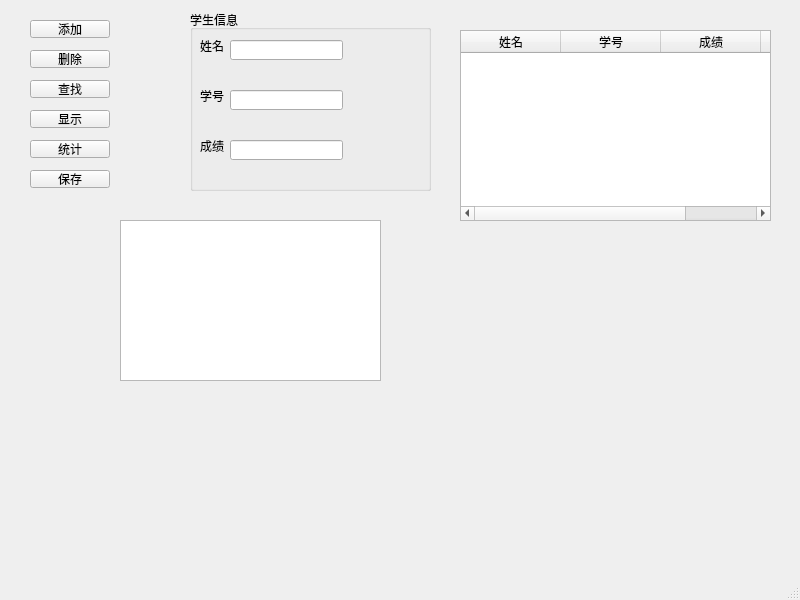
The window that mainwindow.ui (yyx123-code/StudentManageSystem) describes before a commit, drawn with Qt 5.
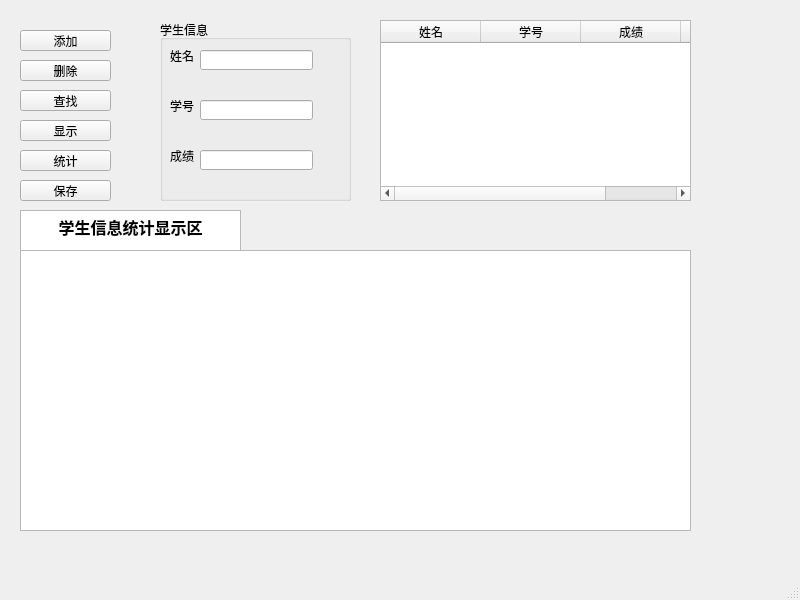
The same window after the commit.

Diff of the .ui file:
```diff
--- a/mainwindow.ui
+++ b/mainwindow.ui
@@ -17,10 +17,10 @@
    <widget class="QPushButton" name="btnAdd">
     <property name="geometry">
      <rect>
-      <x>30</x>
-      <y>20</y>
-      <width>80</width>
-      <height>18</height>
+      <x>20</x>
+      <y>30</y>
+      <width>91</width>
+      <height>21</height>
      </rect>
     </property>
     <property name="text">
@@ -30,10 +30,10 @@
    <widget class="QPushButton" name="btnDelete">
     <property name="geometry">
      <rect>
-      <x>30</x>
-      <y>50</y>
-      <width>80</width>
-      <height>18</height>
+      <x>20</x>
+      <y>60</y>
+      <width>91</width>
+      <height>21</height>
      </rect>
     </property>
     <property name="text">
@@ -43,10 +43,10 @@
    <widget class="QPushButton" name="btnFind">
     <property name="geometry">
      <rect>
-      <x>30</x>
-      <y>80</y>
-      <width>80</width>
-      <height>18</height>
+      <x>20</x>
+      <y>90</y>
+      <width>91</width>
+      <height>21</height>
      </rect>
     </property>
     <property name="text">
@@ -56,10 +56,10 @@
    <widget class="QPushButton" name="btnShowAll">
     <property name="geometry">
      <rect>
-      <x>30</x>
-      <y>110</y>
-      <width>80</width>
-      <height>18</height>
+      <x>20</x>
+      <y>120</y>
+      <width>91</width>
+      <height>21</height>
      </rect>
     </property>
     <property name="text">
@@ -69,10 +69,10 @@
    <widget class="QPushButton" name="btnStats">
     <property name="geometry">
      <rect>
-      <x>30</x>
-      <y>140</y>
-      <width>80</width>
-      <height>18</height>
+      <x>20</x>
+      <y>150</y>
+      <width>91</width>
+      <height>21</height>
      </rect>
     </property>
     <property name="text">
@@ -82,10 +82,10 @@
    <widget class="QPushButton" name="btnSave">
     <property name="geometry">
      <rect>
-      <x>30</x>
-      <y>170</y>
-      <width>80</width>
-      <height>18</height>
+      <x>20</x>
+      <y>180</y>
+      <width>91</width>
+      <height>21</height>
      </rect>
     </property>
     <property name="text">
@@ -95,9 +95,9 @@
    <widget class="QGroupBox" name="groupBox">
     <property name="geometry">
      <rect>
-      <x>190</x>
-      <y>10</y>
-      <width>241</width>
+      <x>160</x>
+      <y>20</y>
+      <width>191</width>
       <height>181</height>
      </rect>
     </property>
@@ -177,10 +177,10 @@
    <widget class="QTableWidget" name="tableStudents">
     <property name="geometry">
      <rect>
-      <x>460</x>
-      <y>30</y>
+      <x>380</x>
+      <y>20</y>
       <width>311</width>
-      <height>191</height>
+      <height>181</height>
      </rect>
     </property>
     <property name="rowCount">
@@ -213,13 +213,33 @@
    <widget class="QTextEdit" name="textStats">
     <property name="geometry">
      <rect>
-      <x>120</x>
-      <y>220</y>
-      <width>261</width>
-      <height>161</height>
+      <x>20</x>
+      <y>250</y>
+      <width>671</width>
+      <height>281</height>
      </rect>
     </property>
    </widget>
+   <widget class="QTextEdit" name="textEdit">
+    <property name="geometry">
+     <rect>
+      <x>20</x>
+      <y>210</y>
+      <width>221</width>
+      <height>41</height>
+     </rect>
+    </property>
+    <property name="html">
+     <string>&lt;!DOCTYPE HTML PUBLIC &quot;-//W3C//DTD HTML 4.0//EN&quot; &quot;http://www.w3.org/TR/REC-html40/strict.dtd&quot;&gt;
+&lt;html&gt;&lt;head&gt;&lt;meta name=&quot;qrichtext&quot; content=&quot;1&quot; /&gt;&lt;meta charset=&quot;utf-8&quot; /&gt;&lt;style type=&quot;text/css&quot;&gt;
+p, li { white-space: pre-wrap; }
+hr { height: 1px; border-width: 0; }
+li.unchecked::marker { content: &quot;\2610&quot;; }
+li.checked::marker { content: &quot;\2612&quot;; }
+&lt;/style&gt;&lt;/head&gt;&lt;body style=&quot; font-family:'Microsoft YaHei UI'; font-size:9pt; font-weight:400; font-style:normal;&quot;&gt;
+&lt;p align=&quot;center&quot; style=&quot; margin-top:0px; margin-bottom:0px; margin-left:0px; margin-right:0px; -qt-block-indent:0; text-indent:0px;&quot;&gt;&lt;span style=&quot; font-size:12pt; font-weight:700;&quot;&gt;学生信息统计显示区&lt;/span&gt;&lt;/p&gt;&lt;/body&gt;&lt;/html&gt;</string>
+    </property>
+   </widget>
   </widget>
   <widget class="QStatusBar" name="statusbar"/>
   <widget class="QMenuBar" name="menubar">
```
